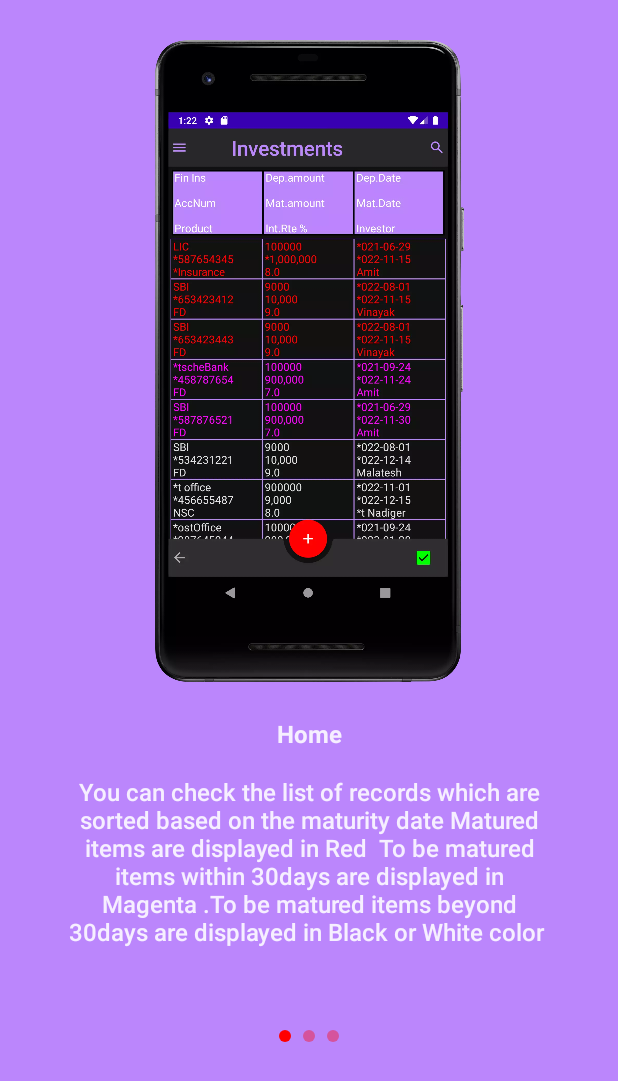
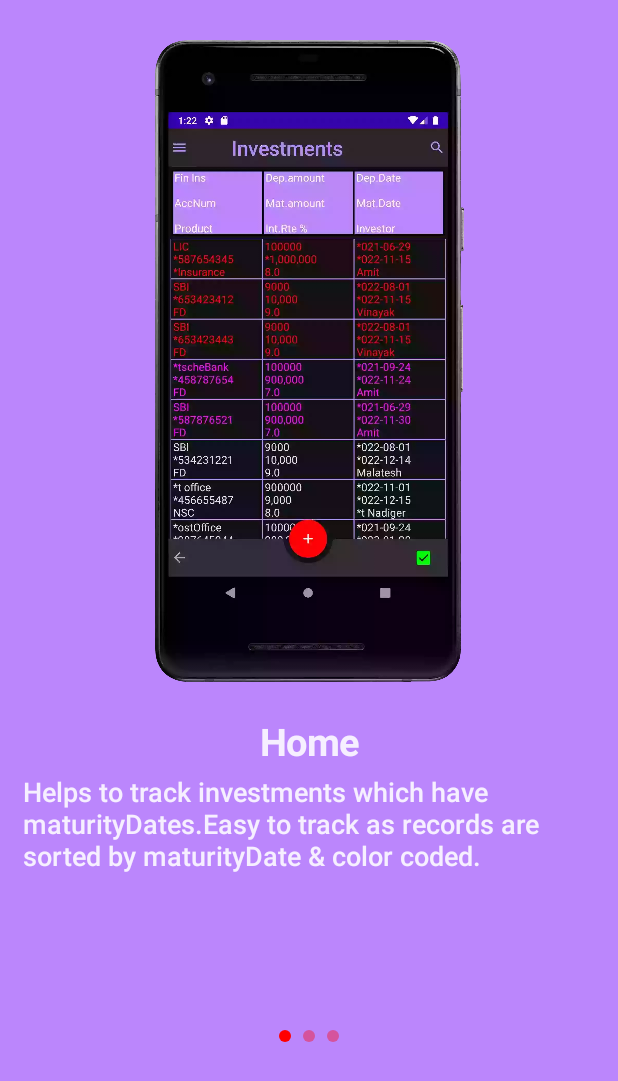
Before and after one commit to NadigerAmit/OmMyInvestmentProj, an Android app built with Jetpack Compose: the screen it shows after launch (WelcomeActivity), on a phone screen of 412 x 824 dp. Shown: the top 1081 px of the screen. Run offline under Robolectric (Android 15) with nearby library versions, the phone set to English and light mode, and no system bars; our stand-ins replace accompanist.

Commit message:
added the onboarding screen

```diff
--- a/app/src/main/java/com/amitnadiger/myinvestment/ui/presentation/welcome/onBoarding/OnBoardingPage.kt
+++ b/app/src/main/java/com/amitnadiger/myinvestment/ui/presentation/welcome/onBoarding/OnBoardingPage.kt
@@ -10,27 +10,24 @@ sealed class OnBoardingPage(
     val description: String
 ) {
     object First : OnBoardingPage(
-        image = R.drawable.screen_home,
+        image = R.drawable.onboardingscreen1_home,
         title = "Home",
-        description = "You can check the list of records which are sorted based on the maturity date " +
-                "Matured items are displayed in Red  " +
-                "To be matured items within 30days are displayed in Magenta ." +
-                "To be matured items beyond 30days are displayed in Black or White color "
-    )
+        description = "Helps to track investments which have maturityDates." +
+                "Easy to track as records are sorted by maturityDate & color coded.")
 
     object Second : OnBoardingPage(
-        image = R.drawable.ic_profilesetting,
-        title = "AddInvestment",
-        description = "You add the investments pressing the Red colored button with + symbol ." +
-                "Can add investments details which will be displayed in Home color"
+        image = R.drawable.onboardingscreen2_accountdetail,
+        title = "DetailScreen",
+        description = "Individual accountDetails can be viewed by pressing the record in homeScreen."
     )
 
     object Third : OnBoardingPage(
-        image = R.drawable.ic_displaysetting,
+        image = R.drawable.onboardingscreen3_filter,
         title = "Search/Filter Items",
-        description = "You can filter investments based on many criteria .based on below 3 fields such as \n" +
-                "1. Search by - Field \n" +
-                "2. Operation \n" +
+        description = "Filter investments based on many criteria." +
+                "Below are search fields  \n" +
+                "1. Search by ," +
+                "2. Operation ," +
                 "3. Value "
     )
 }
--- a/app/src/main/java/com/amitnadiger/myinvestment/ui/presentation/welcome/onBoarding/OnBoardingScreen.kt
+++ b/app/src/main/java/com/amitnadiger/myinvestment/ui/presentation/welcome/onBoarding/OnBoardingScreen.kt
@@ -25,6 +25,7 @@ import androidx.compose.ui.text.font.FontWeight
 import androidx.compose.ui.text.style.TextAlign
 
 import androidx.compose.ui.unit.dp
+import androidx.compose.ui.unit.sp
 import com.amitnadiger.myinvestment.MainActivity
 
 import com.google.accompanist.pager.ExperimentalPagerApi
@@ -95,19 +96,19 @@ fun PagerScreen(onBoardingPage: OnBoardingPage) {
             modifier = Modifier
                 .fillMaxWidth(),
             text = onBoardingPage.title,
-           // fontSize = JetRortyTypography.h2.fontSize,
+            fontSize = 25.sp,
             fontWeight = FontWeight.Bold,
             textAlign = TextAlign.Center
         )
         Text(
             modifier = Modifier
                 .fillMaxWidth()
-                .padding(horizontal = 40.dp)
-                .padding(top = 20.dp),
+                .padding(horizontal = 15.dp)
+                .padding(top = 8.dp),
             text = onBoardingPage.description,
-            //fontSize = JetRortyTypography.h4.fontSize,
+            fontSize = 18.sp,
             fontWeight = FontWeight.Medium,
-            textAlign = TextAlign.Center
+            textAlign = TextAlign.Start
         )
     }
 }
@@ -121,7 +122,7 @@ fun FinishButton(
 ) {
     Row(
         modifier = modifier
-            .padding(horizontal = 40.dp),
+            .padding(horizontal = 60.dp),
         verticalAlignment = Alignment.Top,
         horizontalArrangement = Arrangement.Center
     ) {
@@ -138,7 +139,7 @@ fun FinishButton(
             ) {
                 Text(
                     //text = stringResource(id = R.string.text_finish),
-                    text = "Finish",
+                    text = "Lets Go",
                     color = White,
                     modifier = Modifier.padding(4.dp)
                 )
```
Also changed, not shown: app/src/main/res/drawable-hdpi/onboardingscreen1_home.webp (added), app/src/main/res/drawable-hdpi/onboardingscreen2_accountdetail.webp (added), app/src/main/res/drawable-hdpi/onboardingscreen3_filter.webp (added), app/src/main/res/drawable-xxxhdpi/ic_app_logo.webp, app/src/main/res/drawable-xxxhdpi/ic_displaysetting.webp (deleted), app/src/main/res/drawable-xxxhdpi/ic_faq.png (deleted), app/src/main/res/drawable-xxxhdpi/ic_historynew.webp (deleted), app/src/main/res/drawable-xxxhdpi/ic_licensenew.webp (deleted), app/src/main/res/drawable-xxxhdpi/ic_notification.webp (deleted), app/src/main/res/drawable-xxxhdpi/ic_profilesetting.webp (deleted).
